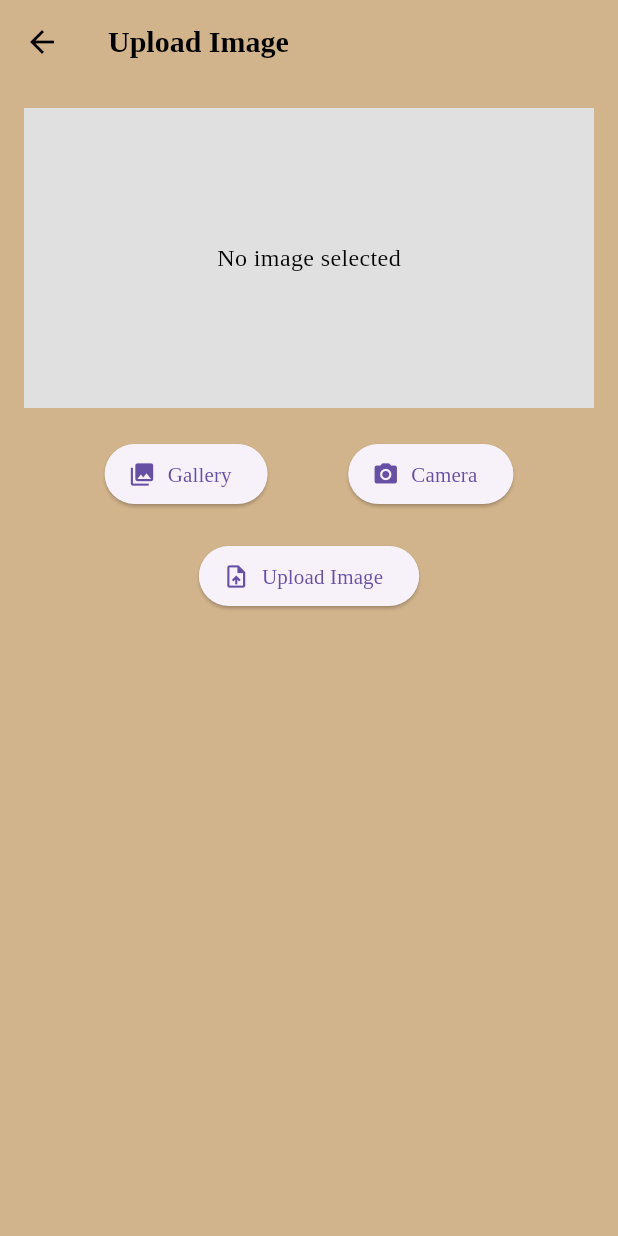
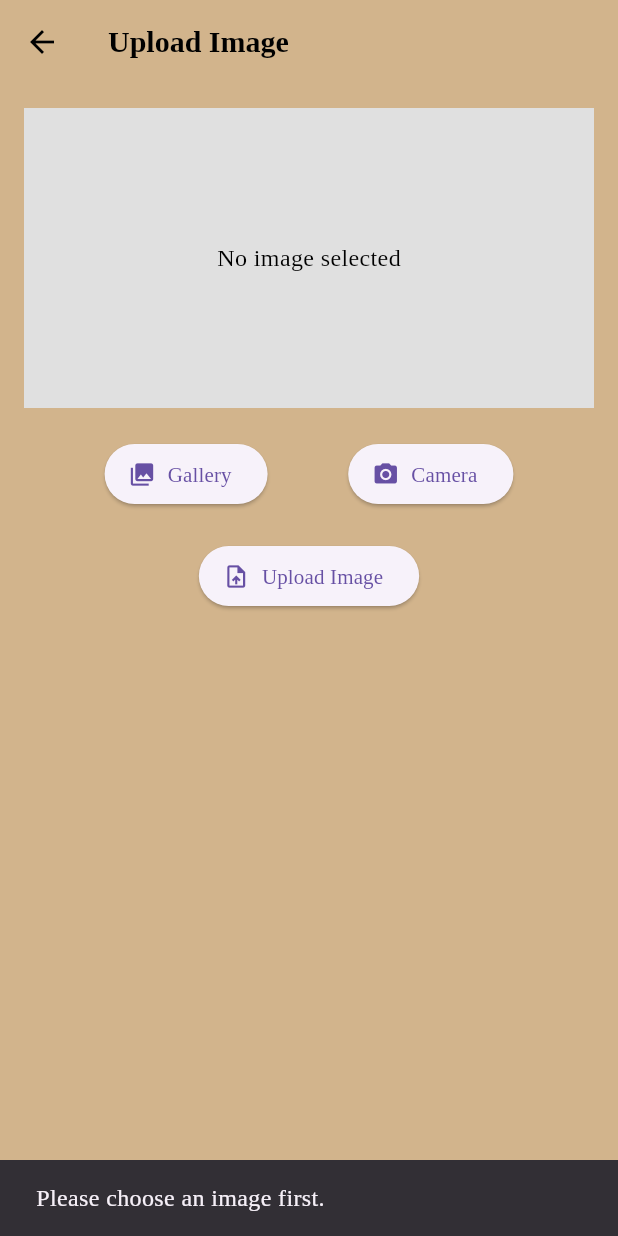
Before and after one commit to Michonn3/my-flutter-app, a Flutter app: the ImageUploadScreen screen opened directly, after a tap on "Upload Image", on a phone screen of 412 x 824 dp. Run offline on Flutter 3.47's test engine with Material 3 defaults, Android fonts, the phone set to English and light mode, and no system bars; our stand-ins replace file_picker, image_picker, permission_handler.

Commit message:
feat: add image picker screen with camera and gallerysupport

```diff
--- a/lib/screens/image_upload_screen.dart
+++ b/lib/screens/image_upload_screen.dart
@@ -2,6 +2,16 @@ import 'dart:io';
 import 'package:flutter/material.dart';
 import 'package:image_picker/image_picker.dart';
 
+/*
+   The screen class blueprint. `StatefulWidget`means this screen
+   can change while the app is running. `ImageUploadScreen()`
+   is the constructor. It lets other files create this screen when
+   the `ImageUploadScreen()` constructor is called.
+   `createState() => _ImageUploadeScreenState()` means use the
+   _ImageUploadScreenState class below to control the changing
+   data for this screen.
+
+*/
 class ImageUploadScreen extends StatefulWidget {
   const ImageUploadScreen({super.key});
 
@@ -9,26 +19,43 @@ class ImageUploadScreen extends StatefulWidget {
   State<ImageUploadScreen> createState() => _ImageUploadScreenState();
 }
 
+/*
+  The _ImageUploadScreenState class controls the changing state
+  for the ImageUploadScreen class. This is where the screen's
+  memory lives. The _pickImage() function opens either the camera
+  or gallery and waits for the user to select something. If the
+  user selected something, setState() tells Flutter "the data
+  changed. Redraw the screen." The _uploadImage function is
+  supposed to actually upload to a database/server, but is
+  pending implementation.
+
+*/
 class _ImageUploadScreenState extends State<ImageUploadScreen> {
   File? _image;
   final ImagePicker _picker = ImagePicker();
 
   Future<void> _pickImage(ImageSource source) async {
-    final pickedFile = await _picker.pickImage(source: source);
-    if (pickedFile != null) {
-      setState(() {
-        _image = File(pickedFile.path);
-      });
+    final XFile? pickedFile = await _picker.pickImage(source: source);
+    if (pickedFile == null) {
+      return;
     }
+
+    setState(() {
+      _image = File(pickedFile.path);
+    });
   }
 
   void _uploadImage() {
-    if (_image == null) return;
+    if (_image == null) {
+      ScaffoldMessenger.of(context).showSnackBar(
+        const SnackBar(content: Text('Please choose an image first.')),
+      );
+      return;
+    }
 
-    //TODO: Add your upload logic here (e.g., Firebase, API call)
-    ScaffoldMessenger.of(context).showSnackBar(
-      SnackBar(content: Text('Image Ready for upload: ${_image!.path}')),
-    );
+    ScaffoldMessenger.of(
+      context,
+    ).showSnackBar(SnackBar(content: Text('Image ready: ${_image!.path}')));
   }
 
   @override
@@ -46,9 +73,11 @@ class _ImageUploadScreenState extends State<ImageUploadScreen> {
                 height: 200,
                 color: Colors.grey[300],
                 alignment: Alignment.center,
-                child: Text('No image selected'),
+                child: const Text('No image selected'),
               ),
+
             const SizedBox(height: 20),
+
             Row(
               mainAxisAlignment: MainAxisAlignment.spaceEvenly,
               children: [
@@ -64,7 +93,9 @@ class _ImageUploadScreenState extends State<ImageUploadScreen> {
                 ),
               ],
             ),
+
             const SizedBox(height: 20),
+
             ElevatedButton.icon(
               icon: Icon(Icons.upload_file),
               label: Text('Upload Image'),
--- a/pubspec.yaml
+++ b/pubspec.yaml
@@ -33,7 +33,7 @@ dependencies:
   url_launcher: ^6.2.1
   file_picker: ^6.1.1
   google_ml_kit: ^0.16.2
-  image_picker: ^1.0.4
+  image_picker: ^1.1.2
   path_provider: ^2.1.2
   permission_handler: ^11.3.1
 
```
